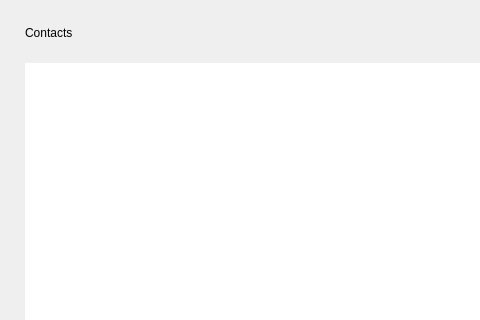
The window that src/Gui/AddressBook/AddressBookFrame.ui (worktips/worktips-lite-wallet) describes before a commit, drawn with Qt 5; both pictures show x 0 to 480 and y 0 to 320 of the 874 by 585 pixel window.
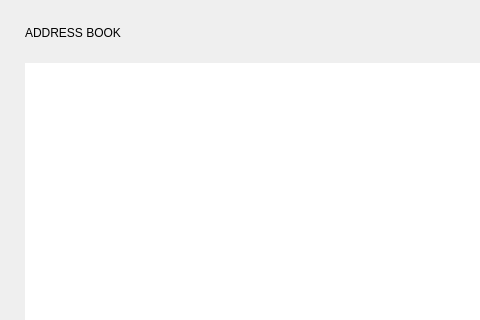
The same window after the commit. Icons and pictures are not drawn. Custom widgets are drawn as their Qt base class.

Diff of the .ui file:
```diff
--- a/src/Gui/AddressBook/AddressBookFrame.ui
+++ b/src/Gui/AddressBook/AddressBookFrame.ui
@@ -43,7 +43,7 @@
      <item>
       <widget class="WalletGui::WalletHeaderLabel" name="m_addressBookTextLabel">
        <property name="text">
-        <string>Contacts</string>
+        <string>ADDRESS BOOK</string>
        </property>
       </widget>
      </item>
```
